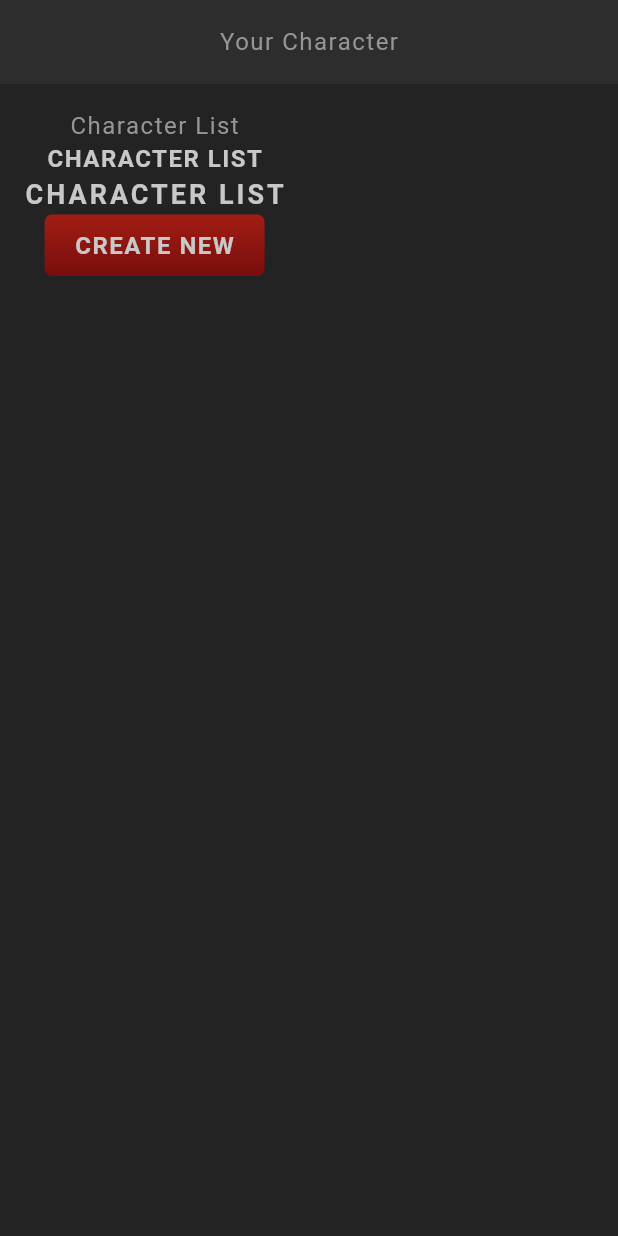
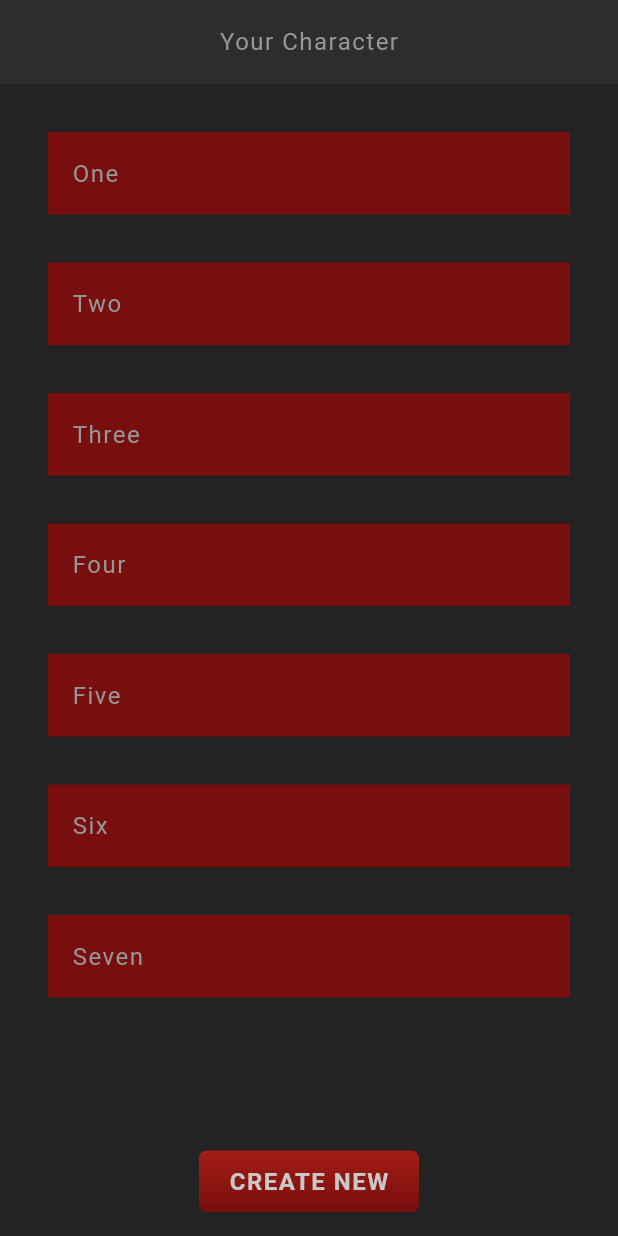
Before and after one commit to walid-hamdi/flutter_rpg, a Flutter app: the screen it shows after launch, on a phone screen of 412 x 824 dp. Run offline on Flutter 3.47's test engine with Material 3 defaults, Android fonts, the phone set to English and light mode, and no system bars; our stand-ins replace google_fonts; Roboto replaces fonts that are missing (Kanit).

Commit message:
Add a listview builder

```diff
--- a/lib/screens/home/home.dart
+++ b/lib/screens/home/home.dart
@@ -1,6 +1,7 @@
 import 'package:flutter/material.dart';
 import 'package:flutter_rpg/shared/styled_button.dart';
 import 'package:flutter_rpg/shared/styled_text.dart';
+import 'package:flutter_rpg/theme.dart';
 
 class Home extends StatefulWidget {
   const Home({super.key});
@@ -10,6 +11,16 @@ class Home extends StatefulWidget {
 }
 
 class _HomeState extends State<Home> {
+  List<String> strings = [
+    "One",
+    "Two",
+    "Three",
+    "Four",
+    "Five",
+    "Six",
+    "Seven",
+  ];
+
   @override
   Widget build(BuildContext context) {
     return Scaffold(
@@ -21,9 +32,21 @@ class _HomeState extends State<Home> {
         padding: const EdgeInsets.all(16),
         child: Column(
           children: [
-            const StyledText("Character List"),
-            const StyledHeading("Character List"),
-            const StyledTitle("Character List"),
+            Expanded(
+              child: ListView.builder(
+                  itemCount: strings.length,
+                  itemBuilder: (_, index) {
+                    return Container(
+                      padding: const EdgeInsets.all(16),
+                      margin: const EdgeInsets.all(16),
+                      color: AppColors.primaryAccent,
+                      child: StyledText(strings[index]),
+                    );
+                  }),
+            ),
+            // const StyledText("Character List"),
+            // const StyledHeading("Character List"),
+            // const StyledTitle("Character List"),
             StyledButton(
               onPressed: () {},
               child: const StyledHeading("Create New"),
```
